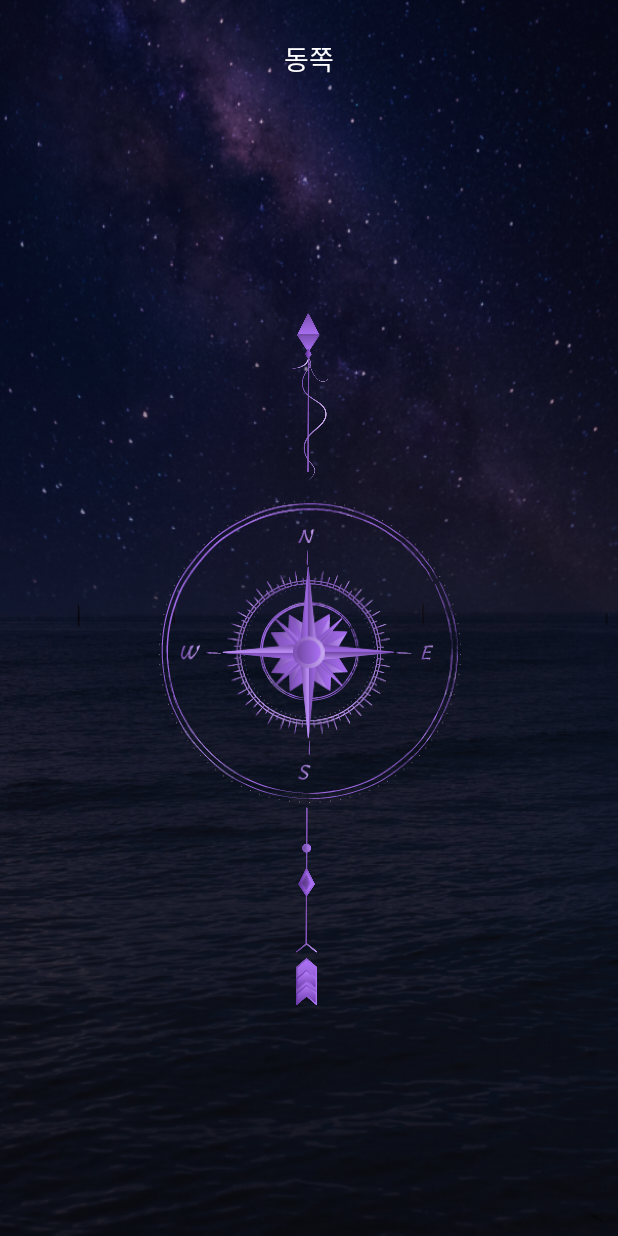
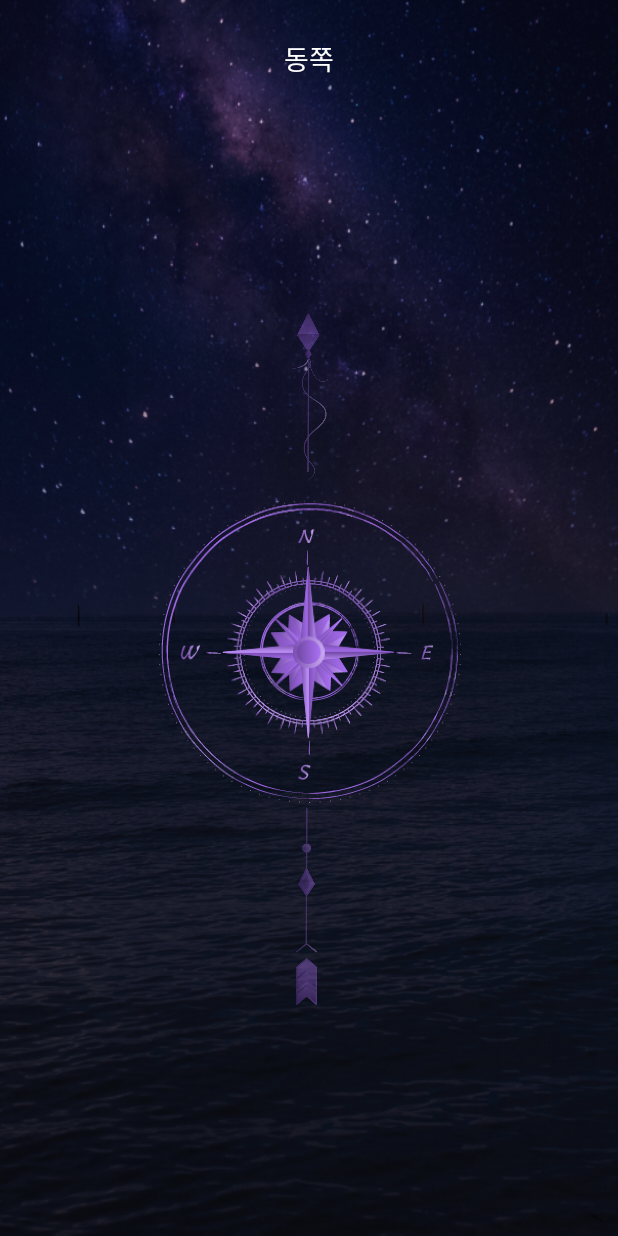
Before and after one commit to Apophis-AppJam/ApophisAndroid, an Android app: the CompassActivity screen opened directly, with no data from a screen before it, on a phone screen of 412 x 824 dp. Run offline under Robolectric (Android 15) with nearby library versions, the phone set to English and light mode, and no system bars.

Commit message:
[Add] 1일차 나침반 inflate 구현

```diff
--- a/app/src/main/AndroidManifest.xml
+++ b/app/src/main/AndroidManifest.xml
@@ -20,7 +20,7 @@
         android:supportsRtl="true"
         android:theme="@style/Theme.Apophis_android">
         <activity android:name=".ui.firstDay.CameraActivity"></activity>
-        <activity android:name=".ui.firstDay.CompassActivity" />
+        <activity android:name=".ui.firstDay.CompassActivity" android:exported="true" />
 
         <meta-data
             android:name="com.google.android.wearable.standalone"
--- a/app/src/main/res/layout/activity_compass.xml
+++ b/app/src/main/res/layout/activity_compass.xml
@@ -47,15 +47,4 @@
         app:layout_constraintTop_toTopOf="@+id/iv_compass_arrow"
         app:srcCompat="@drawable/img_compass" />
 
-    <ImageView
-        android:id="@+id/iv_compass_arrow_bold"
-        android:layout_width="wrap_content"
-        android:layout_height="wrap_content"
-        android:layout_marginTop="33dp"
-        android:layout_marginBottom="31dp"
-        app:layout_constraintBottom_toBottomOf="parent"
-        app:layout_constraintEnd_toEndOf="parent"
-        app:layout_constraintStart_toStartOf="parent"
-        app:layout_constraintTop_toBottomOf="@+id/tv_compass_direction"
-        app:srcCompat="@drawable/img_compass_arrow_bold"/>
 </androidx.constraintlayout.widget.ConstraintLayout>
```
Also changed, not shown: app/src/main/java/com/example/apophis_android/ui/firstDay/CompassActivity.kt (+65 -1 lines).
